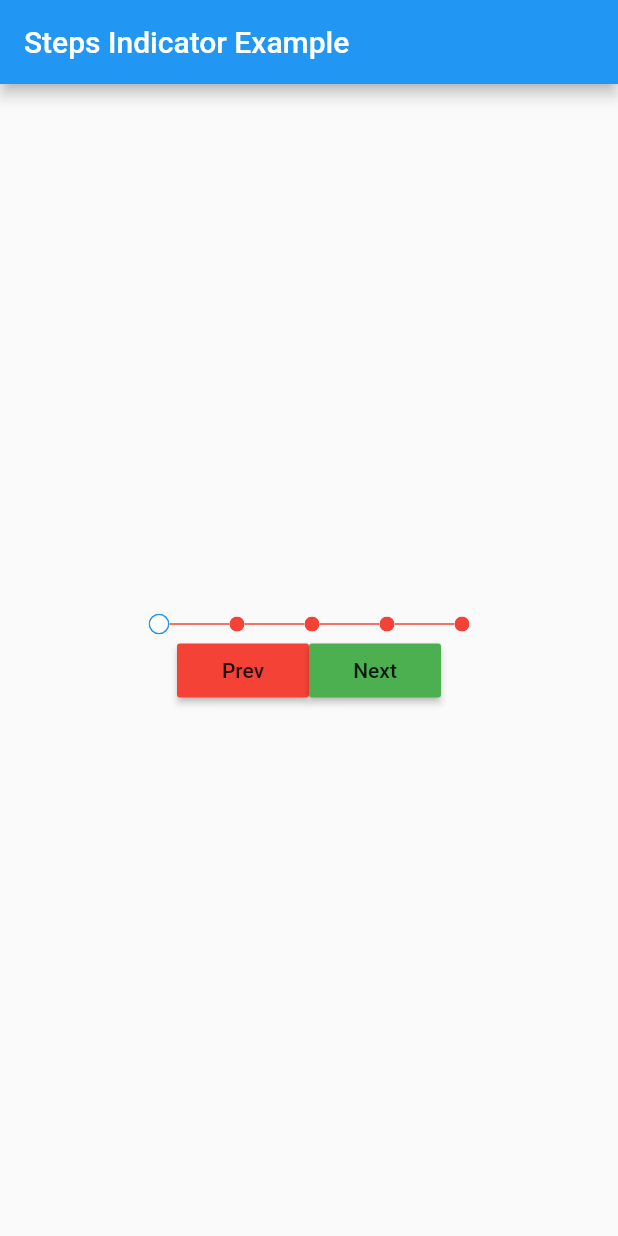
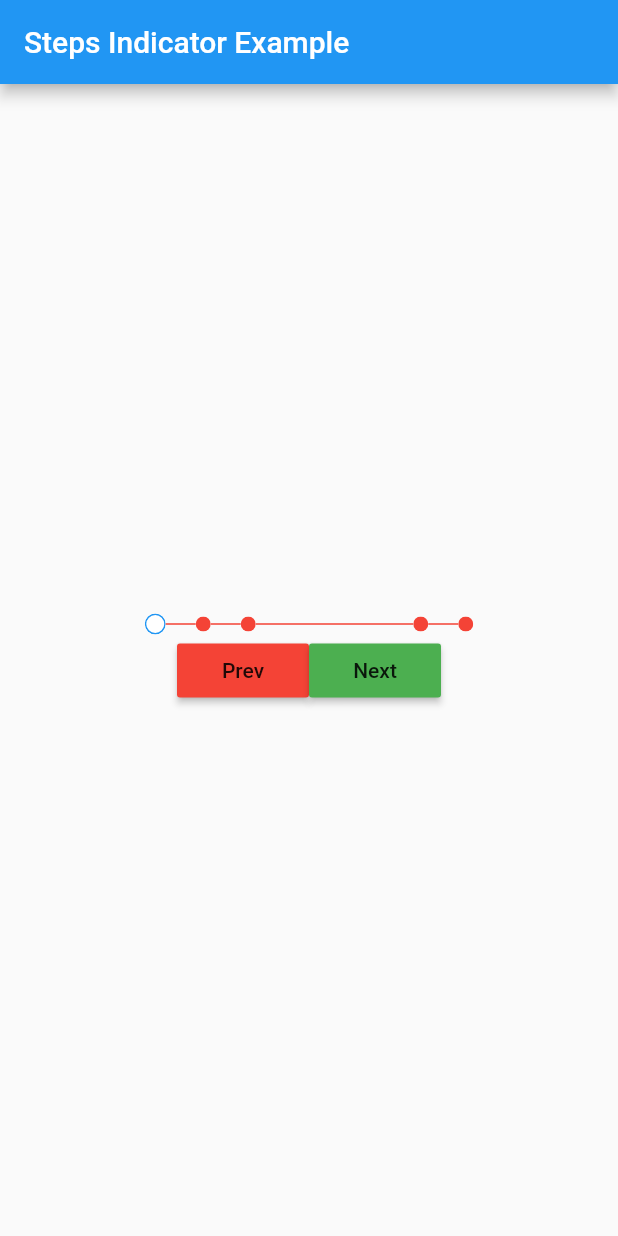
Before and after one commit to huextrat/steps_indicator, a Flutter app: the screen it shows after launch, on a phone screen of 412 x 824 dp. Run offline on Flutter 3.47's test engine with Material 2 defaults, Android fonts, the phone set to English and light mode, and no system bars.

Commit message:
Version 1.0.0

```diff
--- a/example/lib/main.dart
+++ b/example/lib/main.dart
@@ -47,6 +47,10 @@ class _MyHomePageState extends State<MyHomePage> {
               doneStepColor: Colors.green,
               undoneLineColor: Colors.red,
               unselectedStepColor: Colors.red,
+              lineLength: 20,
+              lineLengthCustomStep: [
+                StepsIndicatorCustomLine(nbStep: 4, lenght: 105)
+              ]
             ),
             Row(
               crossAxisAlignment: CrossAxisAlignment.center,
--- a/pubspec.yaml
+++ b/pubspec.yaml
@@ -1,7 +1,6 @@
 name: steps_indicator
 description: Flutter plugin to display a simple steps indicator line widget.
-version: 0.3.1
-author: Hugo EXTRAT <extrat.h@gmail.com>
+version: 1.0.0
 homepage: https://github.com/huextrat/steps_indicator
 
 environment:
```
Also changed, not shown: example/pubspec.lock, pubspec.lock, 4 other files.
